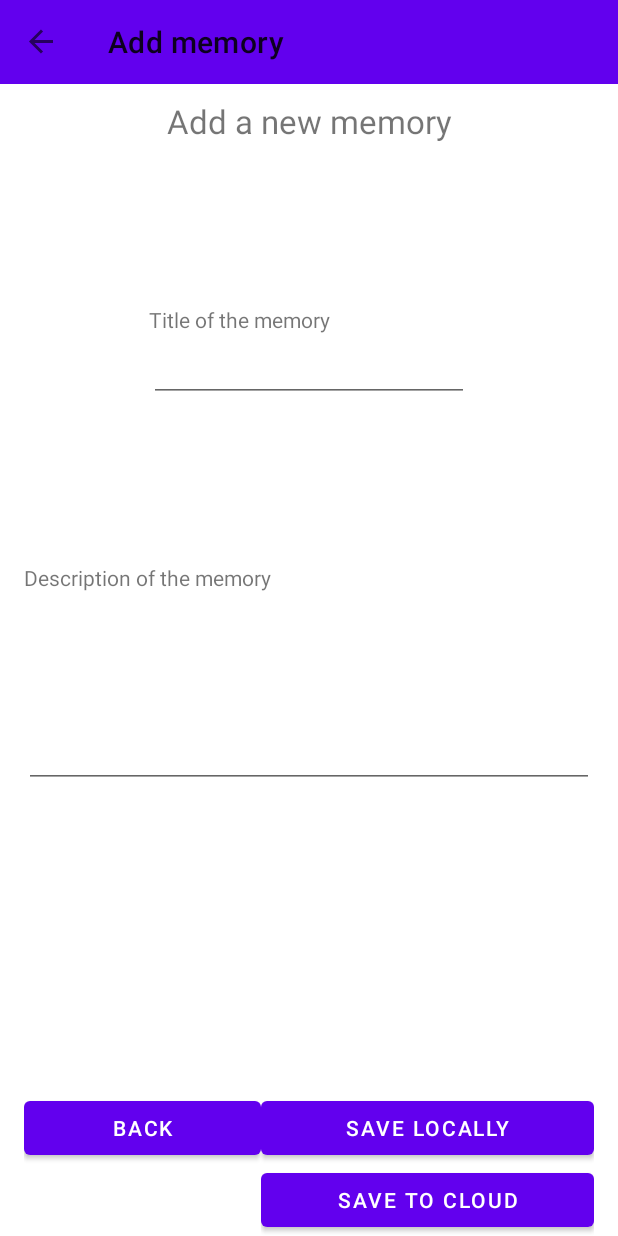
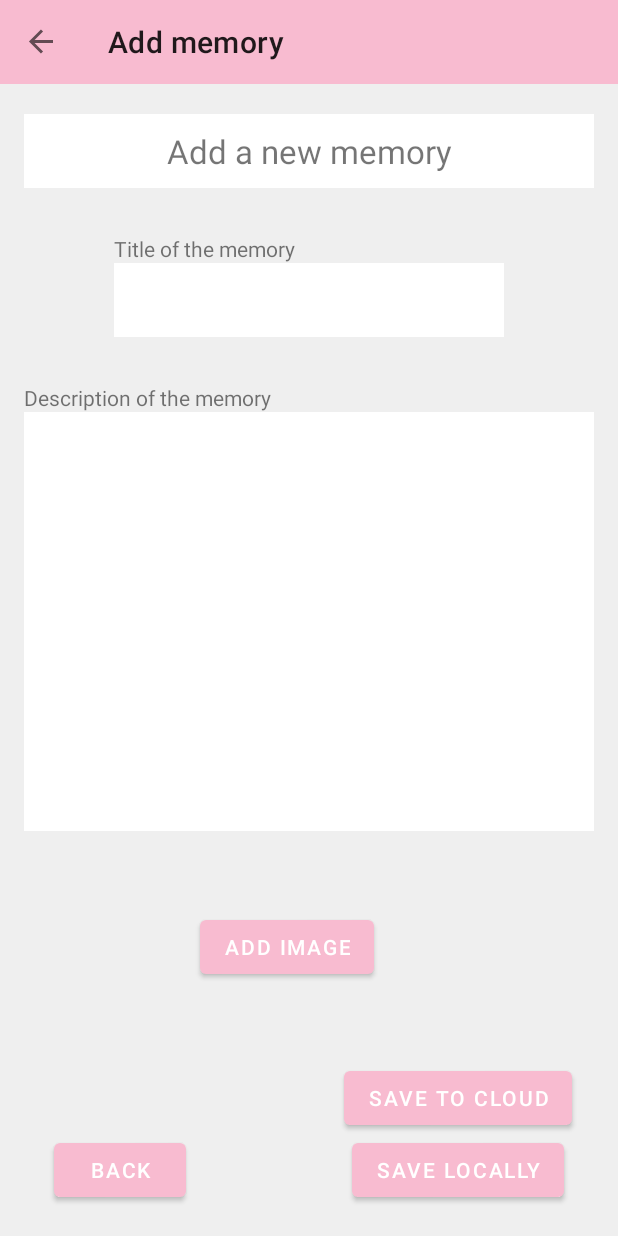
Before and after one commit to tothbence9922/Memories, an Android app: the AddMemoryFragment screen opened through its navigation route, on a phone screen of 412 x 824 dp. Run offline under Robolectric (Android 15) with nearby library versions, the phone set to English and light mode, and no system bars; our stand-ins replace Dagger/Hilt's generated code, Picasso, data binding, navigation-ui; pictures from the network do not load.

```diff
--- a/app/build.gradle
+++ b/app/build.gradle
@@ -115,5 +115,7 @@ dependencies {
 
     testImplementation "com.squareup.okhttp3:mockwebserver:4.9.3"
 
+    // For easy ImageView handling
+    implementation 'com.squareup.picasso:picasso:2.71828'
 
 }
--- a/app/src/main/AndroidManifest.xml
+++ b/app/src/main/AndroidManifest.xml
@@ -3,6 +3,7 @@
     package="hu.bme.aut.moblab.memories">
 
     <uses-permission android:name="android.permission.INTERNET" />
+    <uses-permission android:name="android.permission.READ_EXTERNAL_STORAGE" />
 
     <application
         android:allowBackup="true"
@@ -11,7 +12,9 @@
         android:roundIcon="@mipmap/ic_launcher_round"
         android:supportsRtl="true"
         android:theme="@style/AppTheme"
-        android:name=".MemoriesApp">
+        android:name=".MemoriesApp"
+        android:requestLegacyExternalStorage="true"
+        >
     <activity
         android:name=".view.MainActivity"
         android:label="@string/app_name"
--- a/app/src/main/java/hu/bme/aut/moblab/memories/viewmodel/MemoriesViewModel.kt
+++ b/app/src/main/java/hu/bme/aut/moblab/memories/viewmodel/MemoriesViewModel.kt
@@ -25,7 +25,8 @@ class MemoriesViewModel @Inject constructor(
 ) : ViewModel() {
 
     val memories = MutableLiveData(emptyList<MemoryDTO>())
-    private val isOnline = MutableLiveData(false)
+    val isOnline = MutableLiveData(false)
+    var state = MutableLiveData("Local memories")
 
     init {
         getAllMemories()
@@ -34,6 +35,11 @@ class MemoriesViewModel @Inject constructor(
     fun toggleOnline() {
         viewModelScope.launch {
             isOnline.value = !isOnline.value!!
+            if (isOnline.value!!){
+                state.value = "Online memories"
+            } else {
+                state.value = "Local memories"
+            }
             getAllMemories()
         }
         Log.v("TAG", "TOGGLED TO: ${isOnline.value}")
--- a/app/src/main/res/layout/fragment_add_memory.xml
+++ b/app/src/main/res/layout/fragment_add_memory.xml
@@ -14,13 +14,27 @@
     <androidx.constraintlayout.widget.ConstraintLayout
         android:layout_width="match_parent"
         android:layout_height="match_parent"
+        android:background="@color/background"
         android:paddingHorizontal="16dp">
+
+        <Button
+            android:id="@+id/btAddImage"
+            android:layout_width="wrap_content"
+            android:layout_height="wrap_content"
+            android:text="@string/add_image"
+            app:layout_constraintBottom_toTopOf="@+id/btRetrofitAdd"
+            app:layout_constraintEnd_toEndOf="parent"
+            app:layout_constraintHorizontal_bias="0.444"
+            app:layout_constraintStart_toStartOf="parent"
+            app:layout_constraintTop_toBottomOf="@+id/etMemoryDescription" />
 
         <TextView
             android:id="@+id/tvModalTitle"
             android:layout_width="0dp"
             android:layout_height="wrap_content"
-            android:paddingTop="10dp"
+            android:layout_marginTop="20dp"
+            android:background="@color/white"
+            android:padding="10dp"
             android:text="@string/add_a_new_memory"
             android:textAlignment="center"
             android:textSize="22sp"
@@ -34,18 +48,25 @@
             android:text="@string/title_of_the_memory"
             app:layout_constraintBottom_toTopOf="@+id/etMemoryTitle"
             app:layout_constraintStart_toStartOf="@+id/etMemoryTitle" />
+
         <EditText
             android:id="@+id/etMemoryTitle"
             android:layout_width="wrap_content"
             android:layout_height="wrap_content"
+            android:layout_marginTop="50dp"
             android:autofillHints="Title"
+            android:background="@color/white"
             android:ems="10"
             android:inputType="text"
+            android:padding="10sp"
+
             android:text="@={viewModel.title}"
-            app:layout_constraintBottom_toTopOf="@+id/etMemoryDescription"
+            android:textSize="22sp"
+
             app:layout_constraintEnd_toEndOf="parent"
             app:layout_constraintStart_toStartOf="parent"
-            app:layout_constraintTop_toBottomOf="@+id/tvModalTitle" />
+            app:layout_constraintTop_toBottomOf="@+id/tvModalTitle"
+            tools:text="@tools:sample/first_names" />
 
         <TextView
             android:layout_width="wrap_content"
@@ -53,66 +74,58 @@
             android:text="@string/description_of_the_memory"
             app:layout_constraintBottom_toTopOf="@+id/etMemoryDescription"
             app:layout_constraintStart_toStartOf="@+id/etMemoryDescription" />
+
+
         <EditText
             android:id="@+id/etMemoryDescription"
             android:layout_width="0dp"
             android:layout_height="wrap_content"
+            android:layout_marginTop="50dp"
             android:autofillHints="Description"
+            android:background="@color/white"
             android:ems="10"
             android:gravity="start|top"
             android:inputType="textMultiLine"
-            android:maxLines="10"
-            android:minLines="5"
+            android:lines="12"
+            android:padding="10sp"
             android:text="@={viewModel.description}"
-            app:layout_constraintBottom_toBottomOf="parent"
+            android:textSize="18sp"
             app:layout_constraintEnd_toEndOf="parent"
             app:layout_constraintStart_toStartOf="parent"
-            app:layout_constraintTop_toBottomOf="@+id/tvModalTitle"
-            tools:ignore="SpeakableTextPresentCheck" />
+            app:layout_constraintTop_toBottomOf="@+id/etMemoryTitle"
+            tools:ignore="SpeakableTextPresentCheck"
+            tools:text="@tools:sample/lorem/random" />
 
-
-        <LinearLayout
-            android:layout_width="match_parent"
-            android:layout_height="wrap_content"
-            android:weightSum="2"
-            app:layout_constraintBottom_toBottomOf="parent"
-            app:layout_constraintEnd_toEndOf="parent"
-            app:layout_constraintStart_toStartOf="parent">
-
-            <androidx.appcompat.widget.LinearLayoutCompat
-                android:layout_width="wrap_content"
-                android:layout_height="match_parent"
-                android:layout_gravity="center_horizontal"
-                android:layout_weight="1"
-                android:orientation="vertical">
 
         <Button
             android:id="@+id/btDismiss"
-                    android:layout_width="match_parent"
+            android:layout_width="wrap_content"
             android:layout_height="wrap_content"
-                    android:text="@string/back" />
+            android:layout_marginStart="20dp"
+            android:layout_marginBottom="20dp"
+            android:text="@string/back"
+            app:layout_constraintBottom_toBottomOf="parent"
+            app:layout_constraintStart_toStartOf="parent" />
 
-            </androidx.appcompat.widget.LinearLayoutCompat>
-
-            <androidx.appcompat.widget.LinearLayoutCompat
-                android:layout_width="wrap_content"
-                android:layout_height="match_parent"
-                android:layout_weight="1"
-                android:orientation="vertical">
 
         <Button
             android:id="@+id/btAdd"
-                    android:layout_width="match_parent"
+            android:layout_width="wrap_content"
             android:layout_height="wrap_content"
-                    android:text="@string/add" />
+            android:layout_marginEnd="20dp"
+            android:layout_marginBottom="20dp"
+            android:text="@string/add"
+            app:layout_constraintBottom_toBottomOf="parent"
+            app:layout_constraintEnd_toEndOf="parent" />
 
         <Button
             android:id="@+id/btRetrofitAdd"
-                    android:layout_width="match_parent"
+            android:layout_width="wrap_content"
             android:layout_height="wrap_content"
-                    android:text="@string/add_retrofit" />
-            </androidx.appcompat.widget.LinearLayoutCompat>
-        </LinearLayout>
+            android:text="@string/add_retrofit"
+            app:layout_constraintBottom_toTopOf="@+id/btAdd"
+            app:layout_constraintEnd_toEndOf="@+id/btAdd"
+            app:layout_constraintStart_toStartOf="@+id/btAdd" />
 
     </androidx.constraintlayout.widget.ConstraintLayout>
 
--- a/app/src/main/res/layout/memory_row.xml
+++ b/app/src/main/res/layout/memory_row.xml
@@ -14,11 +14,12 @@
             android:id="@+id/item"
             android:layout_width="match_parent"
             android:layout_height="100dp"
-            android:background="@color/colorAccent"
+            android:background="@color/white"
             android:paddingBottom="10dp"
             android:paddingTop="10dp"
             android:paddingStart="20dp"
             android:paddingEnd="20dp"
+            android:elevation="8dp"
             >
 
             <androidx.appcompat.widget.AppCompatImageView
@@ -39,7 +40,8 @@
                 app:layout_constraintBottom_toBottomOf="parent"
                 app:layout_constraintEnd_toEndOf="parent"
                 app:layout_constraintStart_toEndOf="@+id/ivMemoryImage"
-                app:layout_constraintTop_toTopOf="parent" />
+                app:layout_constraintTop_toTopOf="parent"
+                />
 
             <TextView
                 android:id="@+id/tvMemoryDate"
--- a/app/src/main/res/navigation/nav_graph.xml
+++ b/app/src/main/res/navigation/nav_graph.xml
@@ -12,7 +12,8 @@
         tools:layout="@layout/fragment_memories">
         <action
             android:id="@+id/action_to_memory_details"
-            app:destination="@id/memory_details" />
+            app:destination="@id/memory_details">
+        </action>
         <action
             android:id="@+id/action_to_add_memory"
             app:destination="@id/add_memory" />
@@ -27,6 +28,9 @@
         <argument
             android:name="id"
             app:argType="string" />
+        <argument
+            android:name="isOnline"
+            app:argType="boolean" />
     </fragment>
 
     <fragment
--- a/app/src/main/res/values/colors.xml
+++ b/app/src/main/res/values/colors.xml
@@ -7,7 +7,8 @@
     <color name="teal_700">#FF018786</color>
     <color name="black">#FF000000</color>
     <color name="white">#FFFFFFFF</color>
-    <color name="colorPrimary">#6200EE</color>
-    <color name="colorPrimaryDark">#3700B3</color>
+    <color name="background">#EFEFEF</color>
+    <color name="colorPrimary">#F8BBD0</color>
+    <color name="colorPrimaryDark">#F48FB1</color>
     <color name="colorAccent">#03DAC5</color>
 </resources>
--- a/app/src/main/res/values/strings.xml
+++ b/app/src/main/res/values/strings.xml
@@ -15,4 +15,5 @@
     <string name="add_retrofit">Save to cloud</string>
     <string name="title_of_the_memory">Title of the memory</string>
     <string name="description_of_the_memory">Description of the memory</string>
+    <string name="add_image">Add image</string>
 </resources>
--- a/app/src/main/res/values/themes.xml
+++ b/app/src/main/res/values/themes.xml
@@ -2,7 +2,7 @@
     <!-- Base application theme. -->
     <style name="Theme.Memories" parent="Theme.MaterialComponents.DayNight.DarkActionBar">
         <!-- Primary brand color. -->
-        <item name="colorPrimary">@color/purple_500</item>
+        <item name="colorPrimary">#F8BBD0</item>
         <item name="colorPrimaryVariant">@color/purple_700</item>
         <item name="colorOnPrimary">@color/white</item>
         <!-- Secondary brand color. -->
```
Also changed, not shown: app/src/main/java/hu/bme/aut/moblab/memories/view/memories/MemoriesFragment.kt (+16 -1 lines), app/src/main/java/hu/bme/aut/moblab/memories/view/memories/adapter/MemoriesAdapter.kt (+20 -2 lines), app/src/main/java/hu/bme/aut/moblab/memories/view/memory/AddMemoryFragment.kt (+33 -0 lines), app/src/main/java/hu/bme/aut/moblab/memories/view/memory/MemoryDetailsFragment.kt (+48 -2 lines), app/src/main/java/hu/bme/aut/moblab/memories/viewmodel/AddMemoryViewModel.kt (+16 -4 lines), app/src/main/java/hu/bme/aut/moblab/memories/viewmodel/MemoryDetailsViewModel.kt (+12 -3 lines), app/src/main/res/drawable/ic_baseline_image_24.xml (added, +10 -0 lines), app/src/main/res/layout/fragment_memories.xml (+13 -3 lines), app/src/main/res/layout/fragment_memory_details.xml (+42 -29 lines). Lines whose indentation alone changed are shown as unchanged.
